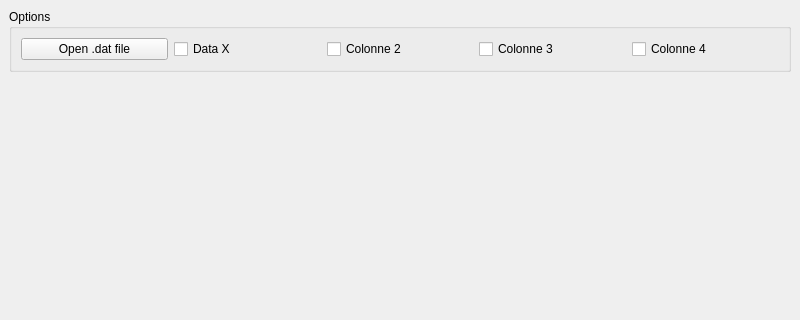
FabL91/Lecture-.dat, file frog_file.ui: the form before one commit; both pictures show x 0 to 800 and y 0 to 320 of the 800 by 600 pixel window.
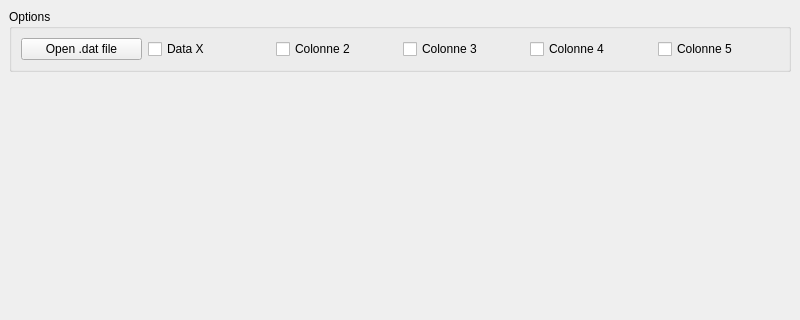
The form after the commit.

Commit message: ajout checkbox 5

Patch:
```diff
--- a/frog_file.ui
+++ b/frog_file.ui
@@ -56,6 +56,13 @@
          </property>
         </widget>
        </item>
+        <item>
+        <widget class="QCheckBox" name="colonne5">
+         <property name="text">
+          <string>Colonne 5</string>
+         </property>
+        </widget>
+       </item>
       </layout>
      </widget>
     </item>
```
The commit also changes 1 other file.
